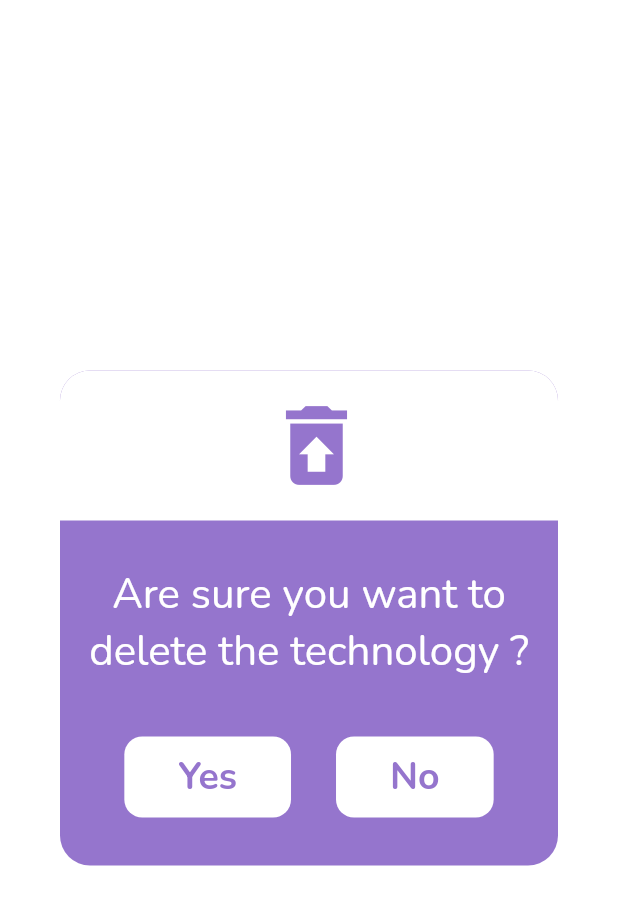
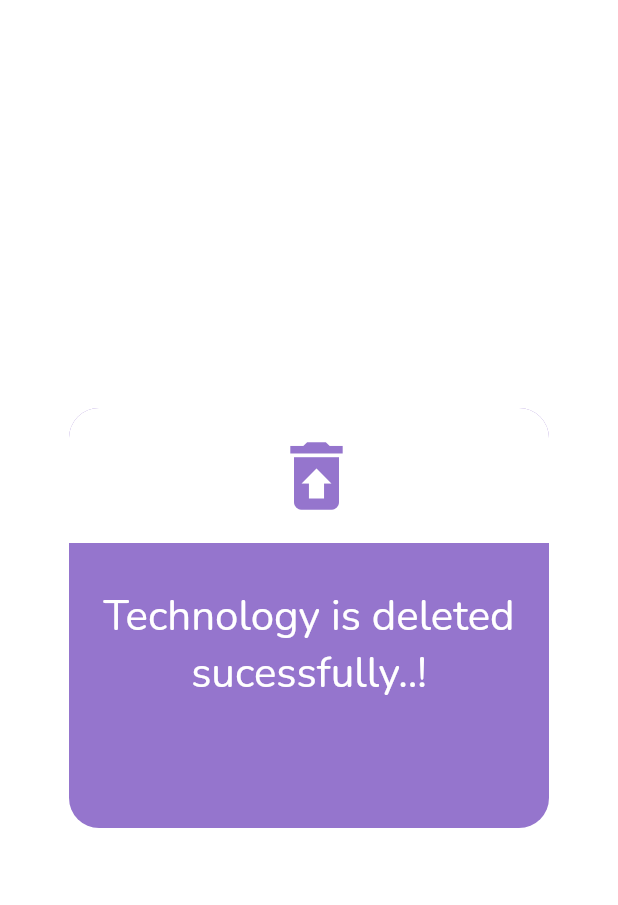
Before and after one commit to HasalaKS/CTSE-Flutter, a Flutter app: the DeleteDialog widget shown alone on an empty page, opened directly, on a phone screen of 412 x 824 dp. Shown: the top 905 px of the screen. Run offline on Flutter 3.47's test engine with Material 2 defaults, Android fonts, the phone set to English and light mode, and no system bars; our stand-ins replace cloud_firestore, device_preview, firebase_core, flutter_svg, image_picker; missing offline and left inert: cloud_firestore_web, firebase_core_web, image_picker_for_web, shared_preferences_web; accounts and stored records are empty.

Commit message:
Implement backend for delete function

```diff
--- a/lib/constants.dart
+++ b/lib/constants.dart
@@ -1,6 +1,4 @@
 import 'package:flutter/material.dart';
-
-
 
 // My Text Styles
 const kHeadingextStyle = TextStyle(
@@ -79,3 +77,6 @@ const kSubtitleTextSyule1 = TextStyle(
   color: kTextColor,
   // fontWeight: FontWeight.bold,
 );
+
+// Constant related to delete function
+const kDeleteFuncTextColor = Color(0xFF0D1333);
--- a/lib/generated_plugin_registrant.dart
+++ b/lib/generated_plugin_registrant.dart
@@ -4,6 +4,8 @@
 
 // ignore_for_file: lines_longer_than_80_chars
 
+import 'package:cloud_firestore_web/cloud_firestore_web.dart';
+import 'package:firebase_core_web/firebase_core_web.dart';
 import 'package:image_picker_for_web/image_picker_for_web.dart';
 import 'package:shared_preferences_web/shared_preferences_web.dart';
 
@@ -11,6 +13,8 @@ import 'package:flutter_web_plugins/flutter_web_plugins.dart';
 
 // ignore: public_member_api_docs
 void registerPlugins(Registrar registrar) {
+  FirebaseFirestoreWeb.registerWith(registrar);
+  FirebaseCoreWeb.registerWith(registrar);
   ImagePickerPlugin.registerWith(registrar);
   SharedPreferencesPlugin.registerWith(registrar);
   registrar.registerMessageHandler();
--- /dev/null
+++ b/lib/model/technology.dart
@@ -0,0 +1,32 @@
+import 'package:cloud_firestore/cloud_firestore.dart';
+
+class Technology{
+
+  String techName;
+  String techSite;
+  String techDesc;
+  String techImage;
+
+  DocumentReference documentReference;
+
+  Technology({
+      this.techName,
+      this.techSite,
+      this.techDesc,
+      this.techImage
+  });
+
+  Technology.fromMap(Map<String,dynamic> map, {this.documentReference}){
+    techName = map["techName"];
+    techSite = map["techSite"];
+    techDesc = map["techDesc"];
+    techImage = map["techImage"];
+  }
+
+  Technology.fromSnapshot(DocumentSnapshot snapshot)
+   :this.fromMap(snapshot.data(), documentReference:snapshot.reference);
+
+  toJson(){
+    return {'techName': techName, 'techSite': techSite, 'techDesc': techDesc, 'techImage': techImage};
+  }
+}
--- a/lib/screens/delete_dialog_view/components/dialog_footer.dart
+++ /dev/null
@@ -1,61 +0,0 @@
-import 'package:flutter/material.dart';
-import 'package:technology_app/screens/delete_view/deleteView.dart';
-
-class DialogFooter extends StatelessWidget {
-  @override
-  Widget build(BuildContext context) {
-    return Row(
-      mainAxisAlignment: MainAxisAlignment.center,
-      children : <Widget>[
-        SizedBox(height: 70),
-        FlatButton(
-          shape: RoundedRectangleBorder(
-              borderRadius: BorderRadius.circular(12),
-          ),
-          color: Colors.white,
-          onPressed: () {
-            Navigator.of(context).push(
-              MaterialPageRoute(builder: (_){
-                return DeleteView();
-              }));
-          },
-          child: Padding(
-            padding: const EdgeInsets.only(left: 20 , right: 20 , top: 10 , bottom: 10),
-            child: Text(
-              "Yes",
-              style: TextStyle(
-              fontSize: 25,
-              fontWeight: FontWeight.bold,
-              color: Colors.deepPurple.shade300,
-              ),
-            ),
-          )
-        ),
-        SizedBox(width: 30),
-        FlatButton(
-            shape: RoundedRectangleBorder(
-              borderRadius: BorderRadius.circular(12),
-            ),
-            color: Colors.white,
-            onPressed: () {
-              Navigator.of(context).push(
-                  MaterialPageRoute(builder: (_){
-                    return DeleteView();
-                  }));
-            },
-            child: Padding(
-              padding: const EdgeInsets.only(left: 20 , right: 20 , top: 10 , bottom: 10),
-              child: Text(
-                "No",
-                style: TextStyle(
-                  fontSize: 25,
-                  fontWeight: FontWeight.bold,
-                  color: Colors.deepPurple.shade300,
-                ),
-              ),
-            )
-        ),
-      ]
-    );
-  }
-}
--- a/lib/screens/delete_dialog_view/components/dialog_header.dart
+++ b/lib/screens/delete_dialog_view/components/dialog_header.dart
@@ -14,7 +14,7 @@ class DialogHeader extends StatelessWidget {
         padding: const EdgeInsets.only(top: 15 , bottom: 15 , left: 10),
         child: Icon(Icons.restore_from_trash ,
                 color: Colors.deepPurple.shade300,
-                size:70
+                size:60
             )
       ),
     );
--- a/lib/screens/delete_dialog_view/components/dialog_message.dart
+++ b/lib/screens/delete_dialog_view/components/dialog_message.dart
@@ -3,14 +3,18 @@ import 'package:flutter/material.dart';
 class DialogMessage extends StatelessWidget {
   @override
   Widget build(BuildContext context) {
-    return Text("Are sure you want to delete the technology ?" ,
-      style: TextStyle(
-          fontSize: 28,
-          color: Colors.white,
-          fontWeight: FontWeight.normal,
-          fontStyle: FontStyle.normal
+    return Padding(
+      padding: const EdgeInsets.only(left: 20 , right: 20),
+      child: Text("Technology is deleted sucessfully..!" ,
+        style: TextStyle(
+            fontSize: 28,
+            color: Colors.white,
+            fontWeight: FontWeight.normal,
+            fontStyle: FontStyle.normal,
+            fontFamily: 'Nunito'
+        ),
+        textAlign: TextAlign.center,
       ),
-      textAlign: TextAlign.center,
     );
   }
 }
--- a/lib/screens/delete_dialog_view/deleteDialogView.dart
+++ b/lib/screens/delete_dialog_view/deleteDialogView.dart
@@ -1,6 +1,5 @@
 import 'package:flutter/material.dart';
 
-import 'components/dialog_footer.dart';
 import 'components/dialog_header.dart';
 import 'components/dialog_message.dart';
 
@@ -18,7 +17,8 @@ class DeleteDialog extends StatelessWidget {
   }
 
   _buildChild(BuildContext context) => Container(
-    height: 330,
+      height: 280,
+      width: 320,
       decoration: BoxDecoration(
           color: Colors.deepPurple.shade300,
           shape: BoxShape.rectangle,
@@ -29,8 +29,7 @@ class DeleteDialog extends StatelessWidget {
           DialogHeader(),
           SizedBox(height: 30),
           DialogMessage(),
-        SizedBox(height: 30),
-        DialogFooter()
+          SizedBox(height: 20)
         ],
       ),
     );
--- a/pubspec.yaml
+++ b/pubspec.yaml
@@ -23,6 +23,8 @@ environment:
 dependencies:
   flutter:
     sdk: flutter
+  cloud_firestore: ^2.2.1
+  firebase_core: ^1.2.1
   image_picker: ^0.8.0+3
   flutter_svg: ^0.22.0
   flutter_staggered_grid_view: ^0.3.0
```
Also changed, not shown: lib/common_helpers/DialogHelper.dart (+10 -2 lines), lib/main.dart (+11 -5 lines), lib/screens/delete_view/components/addNew.dart (+6 -2 lines), lib/screens/delete_view/components/header.dart (+31 -6 lines), lib/screens/delete_view/components/technologyList.dart (+137 -68 lines), lib/screens/delete_view/deleteView.dart (+3 -5 lines), assets/images/python1.png (added), pubspec.lock, 2 other files. Lines whose indentation alone changed are shown as unchanged.
